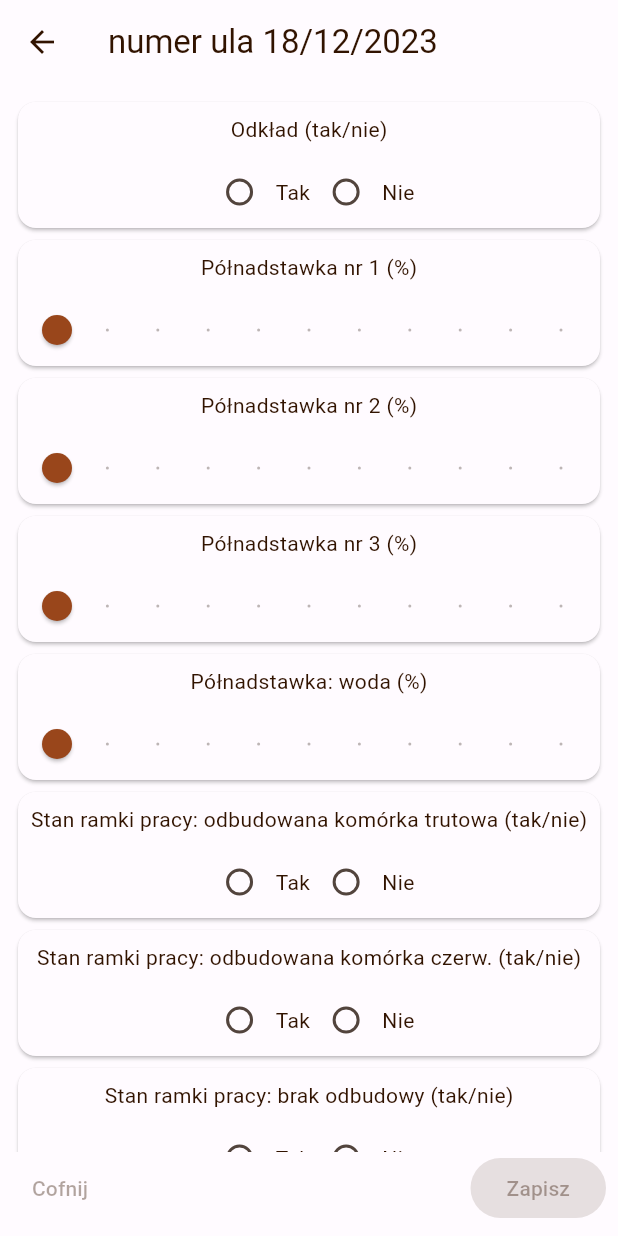
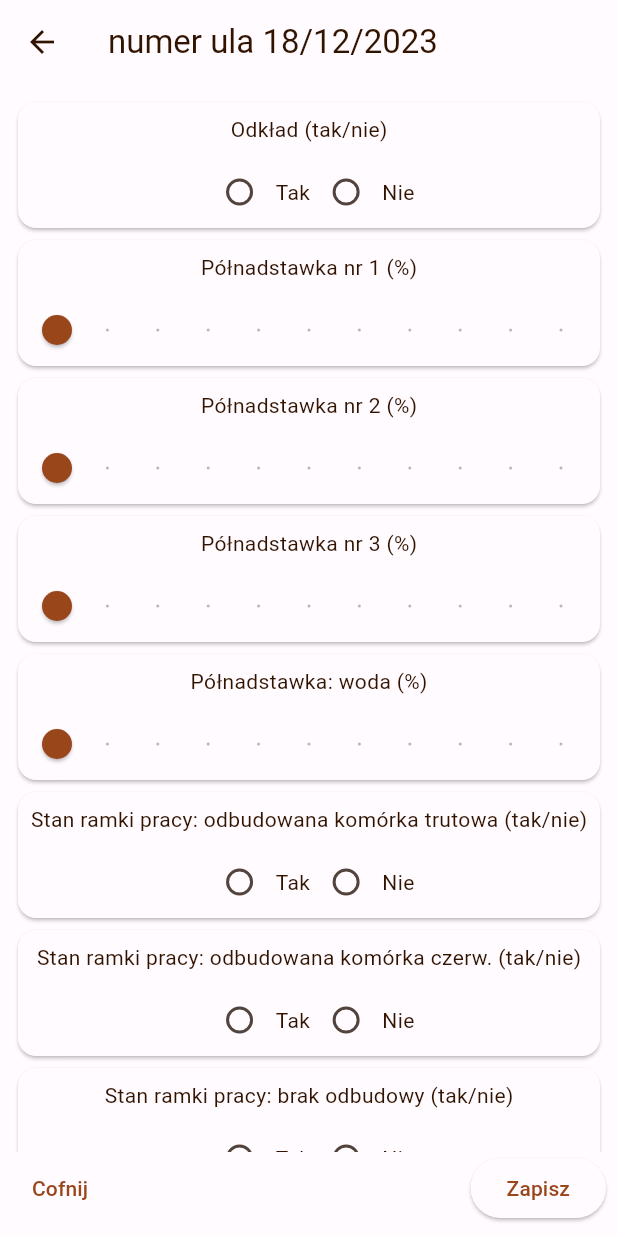
Before and after one commit to agata-miko/ule, a Flutter app: the ChecklistScreen screen opened directly, on a phone screen of 412 x 824 dp. Run offline on Flutter 3.47's test engine with Material 3 defaults, Android fonts, the phone set to English and light mode, and no system bars; our stand-ins replace flutter_riverpod, image_picker.

Commit message:
navigator applied in a few places

```diff
--- a/lib/main.dart
+++ b/lib/main.dart
@@ -1,6 +1,9 @@
 import 'package:flutter/material.dart';
 import 'package:flutter_riverpod/flutter_riverpod.dart';
 import 'package:pszczoly_v3/screens/add_hive_screen.dart';
+import 'package:pszczoly_v3/screens/checklist_screen.dart';
+import 'package:pszczoly_v3/screens/hive_screen.dart';
+import 'package:pszczoly_v3/screens/hives_list_screen.dart';
 import '../theme/app_theme.dart';
 
 void main() {
@@ -15,7 +18,7 @@ class MyApp extends StatelessWidget {
     return MaterialApp(
         theme: customTheme,
         darkTheme: darkCustomTheme,
-        home: const AddHiveScreen(),
+        home: const ChecklistScreen(),
     );
   }
 }
--- a/lib/screens/checklist_screen.dart
+++ b/lib/screens/checklist_screen.dart
@@ -18,16 +18,16 @@ class _ChecklistScreenState extends State<ChecklistScreen> {
         title: Text(
             'numer ula ${checklistDate.day}/${checklistDate.month}/${checklistDate.year}'), //different way to display data in dd/mm/yyyy
       ),
-      body: const Padding(
-        padding: EdgeInsets.all(8.0),
+      body: Padding(
+        padding: const EdgeInsets.all(8.0),
         child: Column(
           children: <Widget>[
-            Expanded(child: Checklist()),
+            const Expanded(child: Checklist()),
             Row(
               mainAxisAlignment: MainAxisAlignment.spaceBetween,
               children: <Widget>[
-                TextButton(onPressed: null, child: Text('Cofnij')),
-                ElevatedButton(onPressed: null, child: Text('Zapisz')),
+                TextButton(onPressed: () {Navigator.of(context).pop();}, child: const Text('Cofnij')),
+                ElevatedButton(onPressed: () {Navigator.of(context).pop();}, child: Text('Zapisz')),
               ],
             ),
           ],
```
Also changed, not shown: lib/screens/hive_screen.dart (+5 -4 lines), lib/screens/hives_list_screen.dart (+9 -2 lines), lib/todo.dart (+4 -5 lines).
